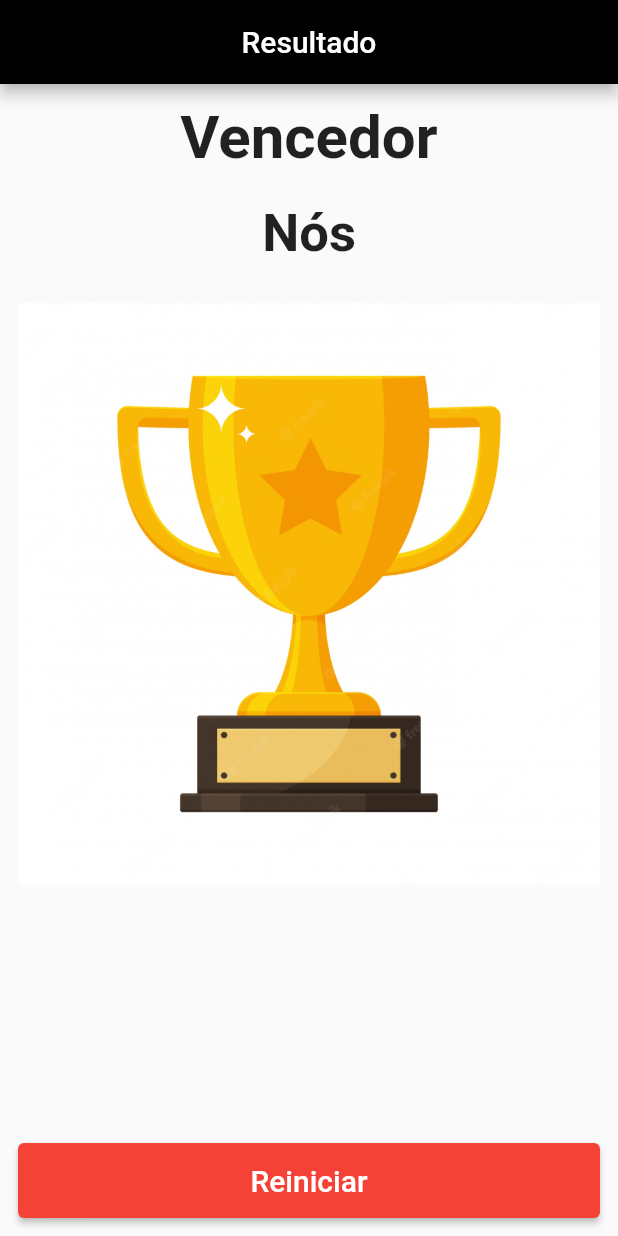
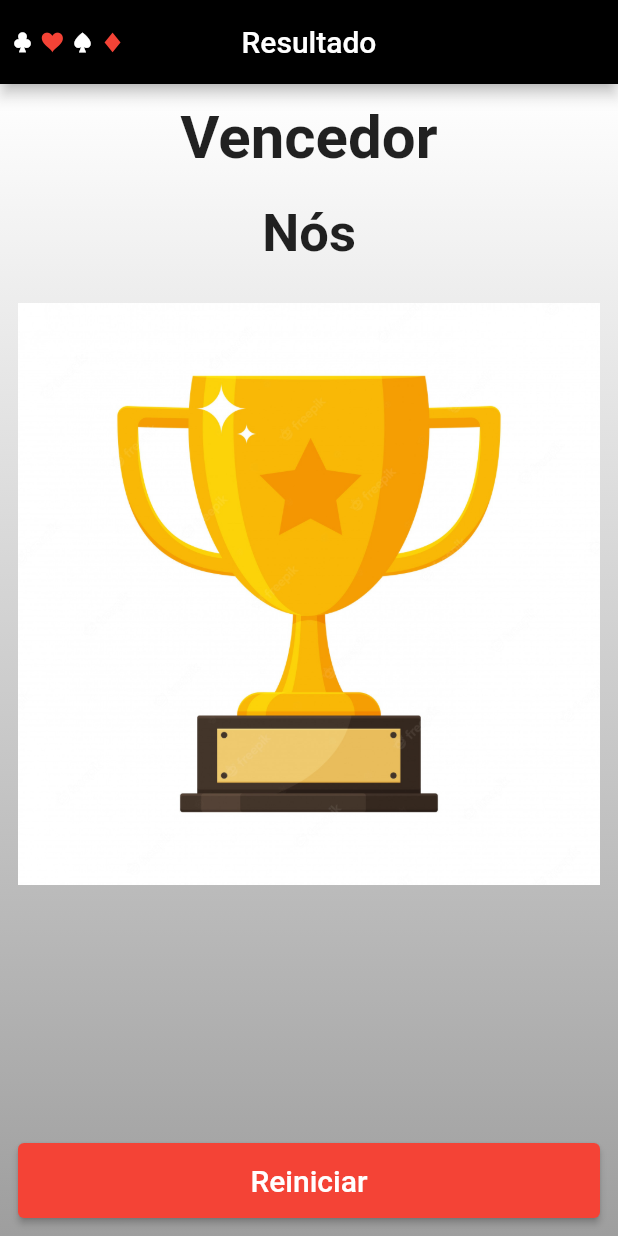
Before and after one commit to CangianiJr/marcador_truco, a Flutter app: the ResultadoPage screen opened directly, on a phone screen of 412 x 824 dp. Run offline on Flutter 3.47's test engine with Material 2 defaults, Android fonts, the light colour scheme and no system bars.

Commit message:
Adicionado fundo degrade

```diff
--- a/lib/app/pages/resultado_page.dart
+++ b/lib/app/pages/resultado_page.dart
@@ -1,4 +1,5 @@
 import 'package:flutter/material.dart';
+import 'package:marcador_truco/app/icons/marcador_truco_icons_icons.dart';
 import 'package:marcador_truco/app/pages/marcador_page.dart';
 
 class ResultadoPage extends StatelessWidget {
@@ -13,8 +14,40 @@ class ResultadoPage extends StatelessWidget {
         centerTitle: true,
         automaticallyImplyLeading: false,
         backgroundColor: Colors.black,
+        leadingWidth: 85,
+        leading: Row(
+          mainAxisAlignment: MainAxisAlignment.center,
+          children: const [
+            SizedBox(width: 5),
+            Icon(
+              MarcadorTrucoIcons.clovers,
+              size: 20,
             ),
-      body: Center(
+            Icon(
+              MarcadorTrucoIcons.hearts,
+              size: 20,
+              color: Colors.red,
+            ),
+            Icon(
+              MarcadorTrucoIcons.spades,
+              size: 20,
+            ),
+            Icon(
+              MarcadorTrucoIcons.diamonds,
+              color: Colors.red,
+              size: 20,
+            ),
+          ],
+        ),
+      ),
+      body: Container(
+        decoration: const BoxDecoration(
+          gradient: LinearGradient(
+              begin: Alignment.topCenter,
+              end: Alignment.bottomCenter,
+              colors: [Colors.white, Colors.grey]),
+        ),
+        child: Center(
           child: Padding(
             padding: const EdgeInsets.all(12),
             child: Column(
@@ -25,7 +58,8 @@ class ResultadoPage extends StatelessWidget {
                   child: Column(children: [
                     const Text(
                       "Vencedor",
-                    style: TextStyle(fontWeight: FontWeight.bold, fontSize: 40),
+                      style:
+                          TextStyle(fontWeight: FontWeight.bold, fontSize: 40),
                     ),
                     const SizedBox(
                       height: 20,
@@ -47,8 +81,8 @@ class ResultadoPage extends StatelessWidget {
                     backgroundColor: Colors.red,
                   ),
                   onPressed: () {
-                  PontuacaoRotina().reiniciarPontuacao();
-                  Navigator.push(context, MaterialPageRoute(builder: (context) {
+                    Navigator.push(context,
+                        MaterialPageRoute(builder: (context) {
                       return const MarcadorPage();
                     }));
                   },
@@ -64,6 +98,7 @@ class ResultadoPage extends StatelessWidget {
             ),
           ),
         ),
+      ),
     );
   }
 }
```
Also changed, not shown: lib/app/pages/marcador_page.dart (+5 -4 lines). Lines whose indentation alone changed are shown as unchanged.
